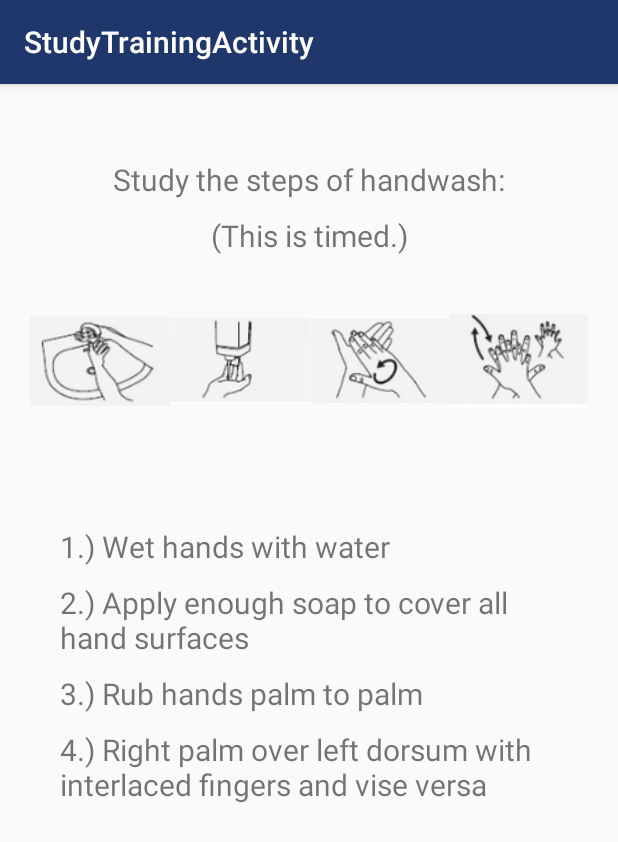
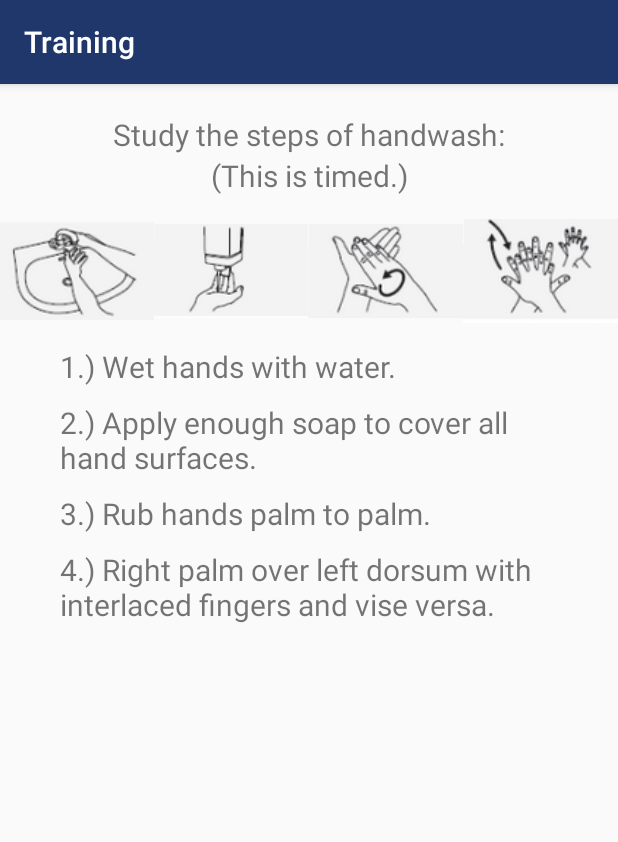
Before and after one commit to terahunt/InfectionPreventionSource, an Android app: the StudyTrainingActivity screen opened directly, with no data from a screen before it, on a phone screen of 412 x 824 dp. Shown: the top 842 px of the screen. Run offline under Robolectric (Android 15) with nearby library versions, the phone set to English and light mode, and no system bars.

Commit message:
Fix formatting and navigation bug.

```diff
--- a/app/src/main/AndroidManifest.xml
+++ b/app/src/main/AndroidManifest.xml
@@ -54,7 +54,7 @@
         </activity>
         <activity
             android:name=".StudyTrainingActivity"
-            android:label="@string/title_activity_study_training" >
+            android:label="@string/title_activity_training" >
         </activity>
     </application>
 
--- a/app/src/main/java/aimscapstone/infectionpreventionsource/ChatActivity.java
+++ b/app/src/main/java/aimscapstone/infectionpreventionsource/ChatActivity.java
@@ -36,7 +36,7 @@ public class ChatActivity extends ActionBarActivity {
             startActivity(openResourcesActivity);
             return true;
         } else if (id == R.id.video_nav) {
-            Intent openVideoActivity = new Intent(ChatActivity.this, VideoNavigationActivity.class);
+            Intent openVideoActivity = new Intent(ChatActivity.this, MainVideoNavigationActivity.class);
             startActivity(openVideoActivity);
             return true;
         } else if (id == R.id.training_nav) {
--- a/app/src/main/res/layout/activity_study_training.xml
+++ b/app/src/main/res/layout/activity_study_training.xml
@@ -10,22 +10,20 @@
         android:layout_height="wrap_content"
         android:text="Study the steps of handwash:"
         android:textSize="20sp"
-        android:layout_marginTop="50dp"
+        android:layout_marginTop="20dp"
         android:gravity="center_horizontal"/>
     <TextView
         android:layout_width="match_parent"
         android:layout_height="wrap_content"
         android:text="(This is timed.)"
         android:textSize="20sp"
-        android:layout_marginTop="10dp"
         android:gravity="center_horizontal"/>
 
     <LinearLayout
         android:layout_width="match_parent"
         android:layout_height="100dp"
         android:orientation="horizontal"
-        android:weightSum="1"
-        android:layout_margin="20dp">
+        android:weightSum="1">
 
         <ImageView
             android:layout_width="100dp"
@@ -57,32 +55,33 @@
         android:layout_width="match_parent"
         android:layout_height="wrap_content"
         android:orientation="vertical"
-        android:layout_margin="40dp">
+        android:layout_marginLeft="40dp"
+        android:layout_marginRight="40dp">
             <TextView
                 android:layout_width="wrap_content"
                 android:layout_height="wrap_content"
                 android:textSize="20sp"
                 android:layout_marginBottom="10dp"
-                android:text="1.) Wet hands with water"/>
+                android:text="1.) Wet hands with water."/>
             <TextView
                 android:layout_width="wrap_content"
                 android:layout_height="wrap_content"
                 android:textSize="20sp"
                 android:layout_marginBottom="10dp"
-                android:text="2.) Apply enough soap to cover all hand surfaces"
+                android:text="2.) Apply enough soap to cover all hand surfaces."
                 android:layout_gravity="center_horizontal"/>
             <TextView
                 android:layout_width="wrap_content"
                 android:layout_height="wrap_content"
                 android:textSize="20sp"
                 android:layout_marginBottom="10dp"
-                android:text="3.) Rub hands palm to palm"/>
+                android:text="3.) Rub hands palm to palm."/>
             <TextView
                 android:layout_width="wrap_content"
                 android:layout_height="wrap_content"
                 android:textSize="20sp"
                 android:layout_marginBottom="10dp"
-                android:text="4.) Right palm over left dorsum with interlaced fingers and vise versa"/>
+                android:text="4.) Right palm over left dorsum with interlaced fingers and vise versa."/>
 
     </LinearLayout>
 </LinearLayout>
```
Also changed, not shown: app/src/main/res/layout/activity_training.xml (+3 -4 lines), 2 other files.
